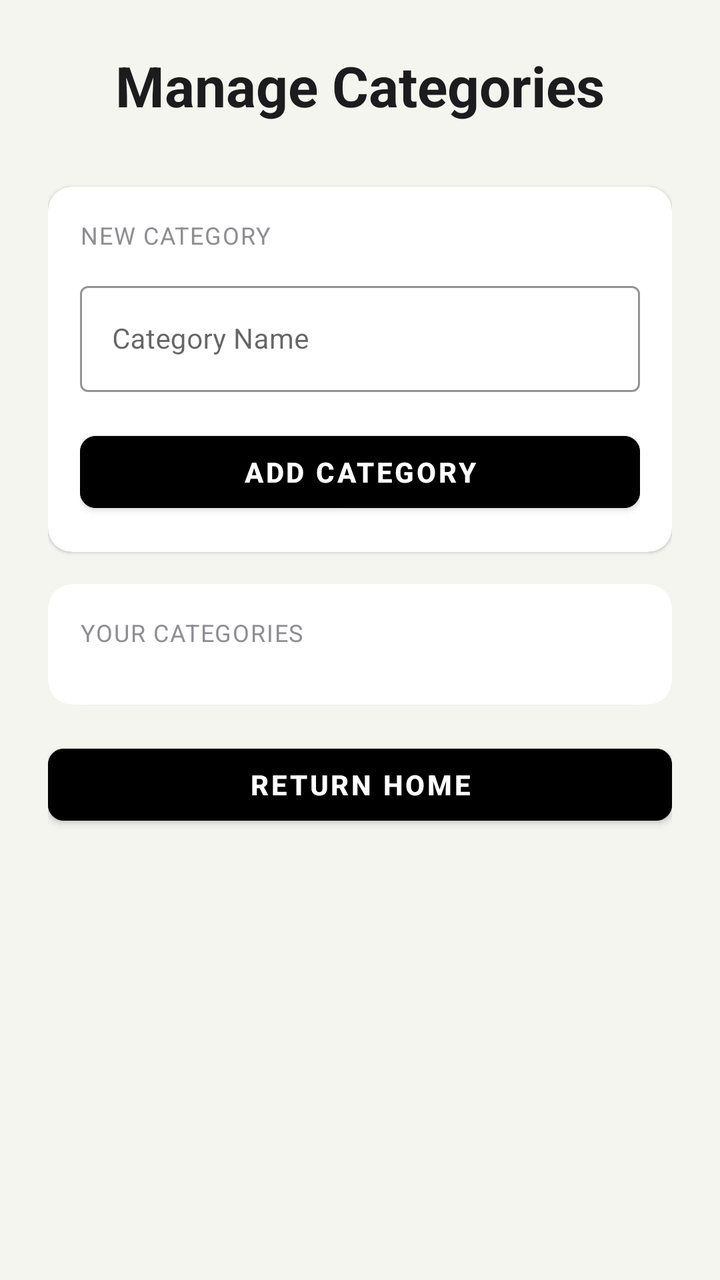
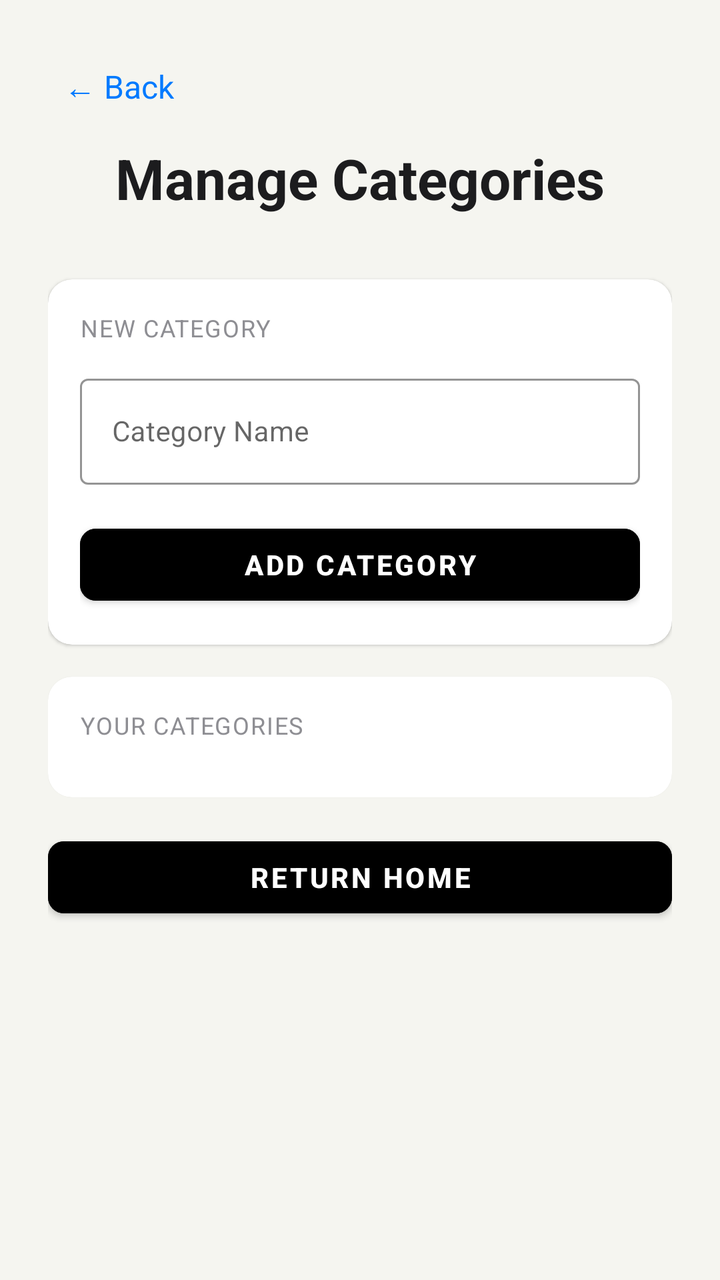

Two renders of the same Android screen: before a commit and after it. Below are the layout's source before the change and the commit's diff.
<!-- AndroidManifest.xml: application theme Theme.HarmonieBudget -->
<!-- res/layout/activity_category.xml -->
<?xml version="1.0" encoding="utf-8"?>
<androidx.core.widget.NestedScrollView
    xmlns:android="http://schemas.android.com/apk/res/android"
    xmlns:app="http://schemas.android.com/apk/res-auto"
    android:layout_width="match_parent"
    android:layout_height="match_parent"
    android:fillViewport="true"
    android:background="@color/background_light">

    <LinearLayout
        android:layout_width="match_parent"
        android:layout_height="wrap_content"
        android:orientation="vertical"
        android:padding="24dp">

        
        <TextView
            android:id="@+id/tv_category_title"
            android:layout_width="wrap_content"
            android:layout_height="wrap_content"
            android:layout_gravity="center_horizontal"
            android:text="@string/manage_categories"
            android:textColor="@color/text_primary_light"
            android:textSize="28sp"
            android:textStyle="bold" />

        
        <com.google.android.material.card.MaterialCardView
            android:layout_width="match_parent"
            android:layout_height="wrap_content"
            android:layout_marginTop="32dp"
            app:cardBackgroundColor="@color/surface_light"
            app:cardCornerRadius="12dp"
            app:cardElevation="1dp"
            app:strokeWidth="0dp">

            <LinearLayout
                android:layout_width="match_parent"
                android:layout_height="wrap_content"
                android:orientation="vertical"
                android:padding="16dp">

                <TextView
                    android:layout_width="wrap_content"
                    android:layout_height="wrap_content"
                    android:letterSpacing="0.05"
                    android:text="@string/new_category"
                    android:textAllCaps="true"
                    android:textColor="@color/text_secondary_light"
                    android:textSize="12sp" />

                <com.google.android.material.textfield.TextInputLayout
                    android:id="@+id/til_category_name"
                    android:layout_width="match_parent"
                    android:layout_height="wrap_content"
                    android:layout_marginTop="12dp"
                    style="@style/Widget.MaterialComponents.TextInputLayout.OutlinedBox"
                    app:boxStrokeColor="@color/accent_blue">

                    <com.google.android.material.textfield.TextInputEditText
                        android:id="@+id/et_category_name"
                        android:layout_width="match_parent"
                        android:layout_height="wrap_content"
                        android:hint="@string/hint_category_name"
                        android:textColor="@color/text_primary_light"
                        android:textSize="14sp" />
                </com.google.android.material.textfield.TextInputLayout>

                
                <Button
                    android:id="@+id/btn_add_category"
                    style="@style/StandardButton"
                    android:layout_width="match_parent"
                    android:layout_height="wrap_content"
                    android:layout_marginTop="16dp"
                    android:text="@string/btn_add_category" />

            </LinearLayout>
        </com.google.android.material.card.MaterialCardView>

        
        <com.google.android.material.card.MaterialCardView
            android:layout_width="match_parent"
            android:layout_height="wrap_content"
            android:layout_marginTop="16dp"
            app:cardBackgroundColor="@color/surface_light"
            app:cardCornerRadius="12dp"
            app:cardElevation="1dp"
            app:strokeWidth="0dp">

            <LinearLayout
                android:layout_width="match_parent"
                android:layout_height="wrap_content"
                android:orientation="vertical"
                android:padding="16dp">

                <TextView
                    android:layout_width="wrap_content"
                    android:layout_height="wrap_content"
                    android:letterSpacing="0.05"
                    android:text="@string/your_categories"
                    android:textAllCaps="true"
                    android:textColor="@color/text_secondary_light"
                    android:textSize="12sp" />

                <androidx.recyclerview.widget.RecyclerView
                    android:id="@+id/recycler_categories"
                    android:layout_width="match_parent"
                    android:layout_height="wrap_content"
                    android:layout_marginTop="12dp"
                    android:nestedScrollingEnabled="false" />

            </LinearLayout>
        </com.google.android.material.card.MaterialCardView>

        
        <Button
            android:id="@+id/btn_return_home"
            style="@style/StandardButton"
            android:layout_width="match_parent"
            android:layout_height="wrap_content"
            android:layout_marginTop="16dp"
            android:text="@string/return_home" />

    </LinearLayout>
</androidx.core.widget.NestedScrollView>
<!-- resources referenced by this layout -->
<resources>
  <color name="accent_blue">#007AFF</color>
  <color name="background_light">#F5F5F0</color>
  <color name="surface_light">#FFFFFF</color>
  <color name="text_primary_light">#1C1C1E</color>
  <color name="text_secondary_light">#8E8E93</color>
  <string name="btn_add_category">Add Category</string>
  <string name="hint_category_name">Category Name</string>
  <string name="manage_categories">Manage Categories</string>
  <string name="new_category">NEW CATEGORY</string>
  <string name="return_home">Return Home</string>
  <string name="your_categories">Your Categories</string>
  <style name="StandardButton" parent="Widget.MaterialComponents.Button">
          <item name="android:backgroundTint">@color/button_background_standard</item>
          <item name="android:textColor">@color/button_text_standard</item>
          <item name="android:textSize">14sp</item>
          <item name="android:textStyle">bold</item>
          <item name="android:minHeight">48dp</item>
          <item name="android:minWidth">0dp</item>
          <item name="android:paddingStart">16dp</item>
          <item name="android:paddingEnd">16dp</item>
          <item name="cornerRadius">8dp</item>
      </style>
  <style name="Theme.HarmonieBudget" parent="Theme.MaterialComponents.DayNight.NoActionBar">
  
          <item name="colorPrimary">@color/purple_500</item>
          <item name="colorPrimaryVariant">@color/purple_700</item>
          <item name="colorSecondary">@color/teal_200</item>
  
          <item name="android:windowBackground">@color/background_light</item>
  
          
          <item name="android:textColor">@color/text_primary_light</item>
          <item name="android:textColorPrimary">@color/text_primary_light</item>
          <item name="android:textColorSecondary">@color/text_secondary_light</item>
          <item name="android:textColorHint">@color/text_hint_light</item>
  
          <item name="colorControlNormal">@color/text_secondary_light</item>
          <item name="colorControlActivated">@color/accent_blue</item>
          <item name="colorButtonNormal">@color/button_background_standard</item>
  
          <item name="cardViewStyle">@style/CardViewLight</item>
  
      </style>
  <color name="button_background_standard">#000000</color>
  <color name="button_text_standard">#FFFFFF</color>
  <color name="purple_500">#FF6200EE</color>
  <color name="purple_700">#FF3700B3</color>
  <color name="teal_200">#FF03DAC5</color>
  <color name="text_hint_light">#C7C7CC</color>
  <style name="CardViewLight" parent="CardView">
          <item name="cardBackgroundColor">@color/surface_light</item>
          <item name="cardElevation">1dp</item>
          <item name="cardCornerRadius">12dp</item>
      </style>
</resources>

<!-- the commit's change to res/layout/activity_category.xml (unified diff, before → after) -->
@@ -12,6 +12,19 @@
         android:layout_height="wrap_content"
         android:orientation="vertical"
         android:padding="24dp">
+
+        
+        <TextView
+            android:id="@+id/iv_back_arrow"
+            android:layout_width="wrap_content"
+            android:layout_height="wrap_content"
+            android:text="@string/back_arrow"
+            android:textSize="16sp"
+            android:textColor="@color/accent_blue"
+            android:padding="8dp"
+            android:layout_marginBottom="8dp"
+            android:clickable="true"
+            android:focusable="true" />
 
         
         <TextView
@@ -66,7 +79,6 @@
                         android:textSize="14sp" />
                 </com.google.android.material.textfield.TextInputLayout>
 
-                
                 <Button
                     android:id="@+id/btn_add_category"
                     style="@style/StandardButton"
<!-- resource entries referenced after the edit -->
@@ -5,6 +5,7 @@
   <color name="surface_light">#FFFFFF</color>
   <color name="text_primary_light">#1C1C1E</color>
   <color name="text_secondary_light">#8E8E93</color>
+  <string name="back_arrow">← Back</string>
   <string name="btn_add_category">Add Category</string>
   <string name="hint_category_name">Category Name</string>
   <string name="manage_categories">Manage Categories</string>
